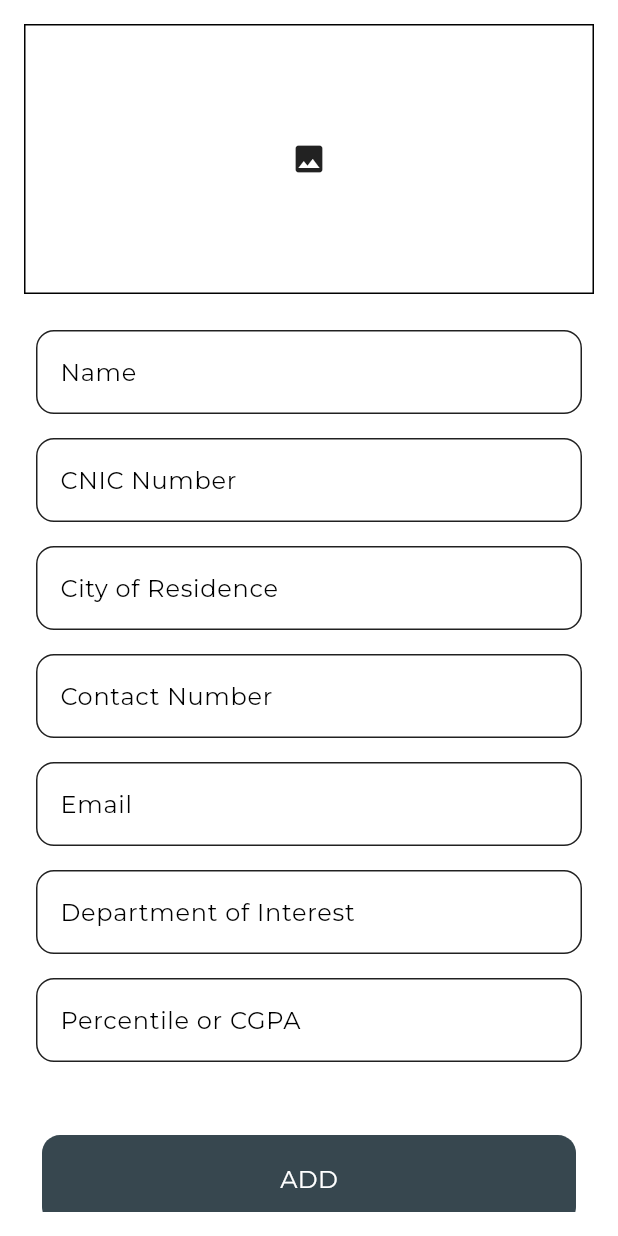
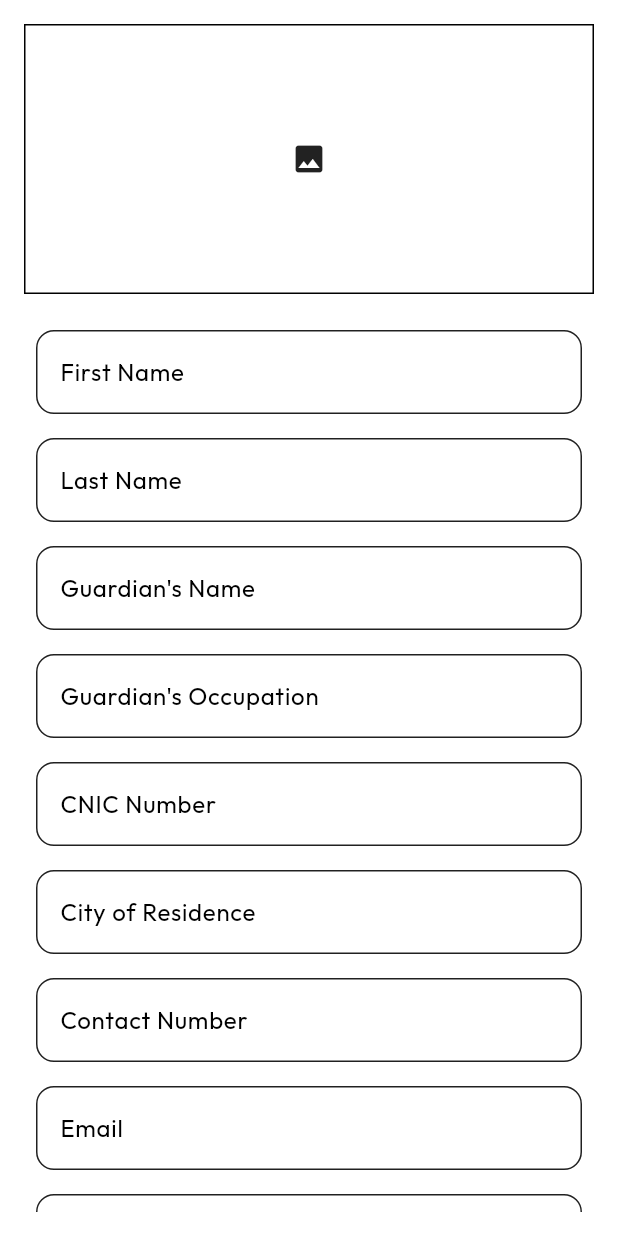
Before and after one commit to shujan-khawani/ncbae_final_year_project, a Flutter app: the StudentAdmission screen opened directly, on a phone screen of 412 x 824 dp. Run offline on Flutter 3.47's test engine with Material 3 defaults, Android fonts, the phone set to English and light mode, and no system bars; our stand-ins replace cloud_firestore, firebase_auth, firebase_core, firebase_database, firebase_storage, fluttertoast and 4 more; accounts and stored records are empty.

Commit message:
UI Improved and logics upgraded

```diff
--- a/lib/Admin Controls/applicants.dart
+++ b/lib/Admin Controls/applicants.dart
@@ -97,8 +97,20 @@ class _ApplicantsPageState extends State<ApplicantsPage> {
                         SizedBox(
                             height: MediaQuery.of(context).size.height * .01),
                         ReusableRow(
-                          title: 'Name:',
-                          subtitle: document['name'],
+                          title: 'First Name:',
+                          subtitle: document['firstName'],
+                        ),
+                        ReusableRow(
+                          title: 'Last Name:',
+                          subtitle: document['lastName'],
+                        ),
+                        ReusableRow(
+                          title: 'Guardian\'s Name:',
+                          subtitle: document['guardianName'],
+                        ),
+                        ReusableRow(
+                          title: 'Guardian\'s Occupation:',
+                          subtitle: document['guardianOccupation'],
                         ),
                         ReusableRow(
                           title: 'CNIC:',
@@ -118,7 +130,11 @@ class _ApplicantsPageState extends State<ApplicantsPage> {
                         ),
                         ReusableRow(
                           title: 'Department of Interest:',
-                          subtitle: document['department'],
+                          subtitle: document['departmentName'],
+                        ),
+                        ReusableRow(
+                          title: 'Program:',
+                          subtitle: document['program'],
                         ),
                         ReusableRow(
                           title: 'Percentile or CGPA:',
--- a/lib/Interface/student_admission.dart
+++ b/lib/Interface/student_admission.dart
@@ -21,6 +21,39 @@ class StudentAdmission extends StatefulWidget {
 }
 
 class _StudentAdmissionState extends State<StudentAdmission> {
+  //  selected item index
+  String? selectedItemProgram;
+  //  list for dropdown button
+  final List<String> program = [
+    'Bachelors',
+    'Masters',
+    'M-Phil',
+    'Phd',
+  ]; //  selected item index
+  String? selectedItemDepartment;
+  //  list for dropdown button
+  final List<String> department = [
+    'BS-Computer Science',
+    'BS-Information Technology',
+    'BS-Software Engineering',
+    'Masters of Computer Science',
+    'M-Phil in Computer Science',
+    'Phd in Computer Science',
+    'BS-English',
+    'Business Administration',
+    'BS-Mathematics',
+    'BS-Economics',
+    'M-Phil Economics',
+    'Phd-Economics',
+    'BS-Islamic Studies',
+    'BS-Commerce',
+    'BS-Physics',
+    'BS-Statistics',
+    'M-Phil Statistics',
+    'Phd-Statistics',
+    'MBA-1.5 Years',
+    'MBA-2.5 Years',
+  ];
   //  variables
   File? _image;
   //  global form key
@@ -57,26 +90,29 @@ class _StudentAdmissionState extends State<StudentAdmission> {
     // Save all student data to Firestore
     await FirebaseFirestore.instance.collection('students').add({
       'imageUrl': imageUrl,
-      'name': inputController.nameController.text,
+      'firstName': inputController.firstNameController.text,
+      'lastName': inputController.lastNameController.text,
+      'guardianName': inputController.guardianNameController.text,
+      'guardianOccupation': inputController.guardianOccupationController.text,
       'cnicNumber': inputController.cnicController.text,
       'city': inputController.cityController.text,
       'contactNumber': inputController.contactController.text,
       'emailAddress': inputController.stdEmailController.text,
-      'department': inputController.departmentController.text,
+      'program': selectedItemProgram,
       'percentile': inputController.percentileController.text,
       'timestamp': FieldValue.serverTimestamp(),
       'studentId': DateTime.now().millisecondsSinceEpoch,
+      'departmentName': selectedItemDepartment,
     });
 
     // Clear form fields
     setState(() {
       _image = null;
-      inputController.nameController.clear();
+      inputController.firstNameController.clear();
       inputController.cnicController.clear();
       inputController.cityController.clear();
       inputController.contactController.clear();
       inputController.stdEmailController.clear();
-      inputController.departmentController.clear();
       inputController.percentileController.clear();
     });
   }
@@ -97,7 +133,7 @@ class _StudentAdmissionState extends State<StudentAdmission> {
             GestureDetector(
               onTap: () {
                 _pickImage().then((value) {
-                  Utils().toastMessage('Student Added Successfully!');
+                  Utils().toastMessage('Image Selected Successfully!');
                 }).onError((error, stackTrace) {
                   Utils().toastMessage(error.toString());
                 });
@@ -119,8 +155,21 @@ class _StudentAdmissionState extends State<StudentAdmission> {
               child: Column(
                 children: [
                   StudentTextField(
-                      labelText: 'Name',
-                      controller: inputController.nameController),
+                    labelText: 'First Name',
+                    controller: inputController.firstNameController,
+                  ),
+                  StudentTextField(
+                    labelText: 'Last Name',
+                    controller: inputController.lastNameController,
+                  ),
+                  StudentTextField(
+                    labelText: 'Guardian\'s Name',
+                    controller: inputController.guardianNameController,
+                  ),
+                  StudentTextField(
+                    labelText: 'Guardian\'s Occupation',
+                    controller: inputController.guardianOccupationController,
+                  ),
                   StudentTextField(
                     labelText: 'CNIC Number',
                     controller: inputController.cnicController,
@@ -138,12 +187,72 @@ class _StudentAdmissionState extends State<StudentAdmission> {
                     controller: inputController.stdEmailController,
                   ),
                   StudentTextField(
-                    labelText: 'Department of Interest',
-                    controller: inputController.departmentController,
-                  ),
-                  StudentTextField(
                     labelText: 'Percentile or CGPA',
                     controller: inputController.percentileController,
+                  ),
+                  Padding(
+                    padding: const EdgeInsets.all(8),
+                    child: DropdownButtonFormField<String>(
+                      value: selectedItemProgram,
+                      items: program.map((item) {
+                        return DropdownMenuItem<String>(
+                          value: item,
+                          child: Text(item),
+                        );
+                      }).toList(),
+                      onChanged: (value) {
+                        setState(() {
+                          selectedItemProgram = value;
+                        });
+                      },
+                      decoration: InputDecoration(
+                        labelText: 'Program Type',
+                        enabledBorder: OutlineInputBorder(
+                          borderRadius: BorderRadius.circular(12),
+                          borderSide: BorderSide(
+                            color: Theme.of(context).colorScheme.secondary,
+                          ),
+                        ),
+                        focusedBorder: OutlineInputBorder(
+                          borderRadius: BorderRadius.circular(12),
+                          borderSide: BorderSide(
+                            color: Theme.of(context).colorScheme.primary,
+                          ),
+                        ),
+                      ),
+                    ),
+                  ),
+                  Padding(
+                    padding: const EdgeInsets.all(8),
+                    child: DropdownButtonFormField<String>(
+                      value: selectedItemDepartment,
+                      items: department.map((item) {
+                        return DropdownMenuItem<String>(
+                          value: item,
+                          child: Text(item),
+                        );
+                      }).toList(),
+                      onChanged: (value) {
+                        setState(() {
+                          selectedItemDepartment = value;
+                        });
+                      },
+                      decoration: InputDecoration(
+                        labelText: 'Department',
+                        enabledBorder: OutlineInputBorder(
+                          borderRadius: BorderRadius.circular(12),
+                          borderSide: BorderSide(
+                            color: Theme.of(context).colorScheme.secondary,
+                          ),
+                        ),
+                        focusedBorder: OutlineInputBorder(
+                          borderRadius: BorderRadius.circular(12),
+                          borderSide: BorderSide(
+                            color: Theme.of(context).colorScheme.primary,
+                          ),
+                        ),
+                      ),
+                    ),
                   ),
                 ],
               ),
--- a/lib/Themes/themes.dart
+++ b/lib/Themes/themes.dart
@@ -1,3 +1,5 @@
+// ignore_for_file: deprecated_member_use
+
 import 'package:flutter/material.dart';
 import 'package:google_fonts/google_fonts.dart';
 
@@ -7,7 +9,7 @@ import 'package:google_fonts/google_fonts.dart';
 ///
 ThemeData lightMode = ThemeData(
   /// Font family used in light mode
-  fontFamily: GoogleFonts.montserrat().fontFamily,
+  fontFamily: GoogleFonts.outfit().fontFamily,
 
   /// Brightness of the theme
   brightness: Brightness.light,
@@ -38,7 +40,7 @@ ThemeData lightMode = ThemeData(
 
 ThemeData darkMode = ThemeData(
   /// Font family used in dark mode
-  fontFamily: GoogleFonts.montaga().fontFamily,
+  fontFamily: GoogleFonts.outfit().fontFamily,
 
   /// Brightness of the theme
   brightness: Brightness.dark,
--- a/lib/Utilities/controller_class.dart
+++ b/lib/Utilities/controller_class.dart
@@ -9,14 +9,18 @@ class InputControllers {
   final TextEditingController adminPassController = TextEditingController();
   final TextEditingController adminEmailController = TextEditingController();
   final TextEditingController forgotController = TextEditingController();
-  final TextEditingController nameController = TextEditingController();
+  final TextEditingController firstNameController = TextEditingController();
   final TextEditingController stdEmailController = TextEditingController();
   final TextEditingController cnicController = TextEditingController();
   final TextEditingController cityController = TextEditingController();
   final TextEditingController contactController = TextEditingController();
-  final TextEditingController departmentController = TextEditingController();
   final TextEditingController percentileController = TextEditingController();
   final TextEditingController postDescriptionController =
+      TextEditingController();
+
+  final TextEditingController lastNameController = TextEditingController();
+  final TextEditingController guardianNameController = TextEditingController();
+  final TextEditingController guardianOccupationController =
       TextEditingController();
 
   //variables
```
Also changed, not shown: lib/components/reusable_row.dart (+17 -6 lines).
